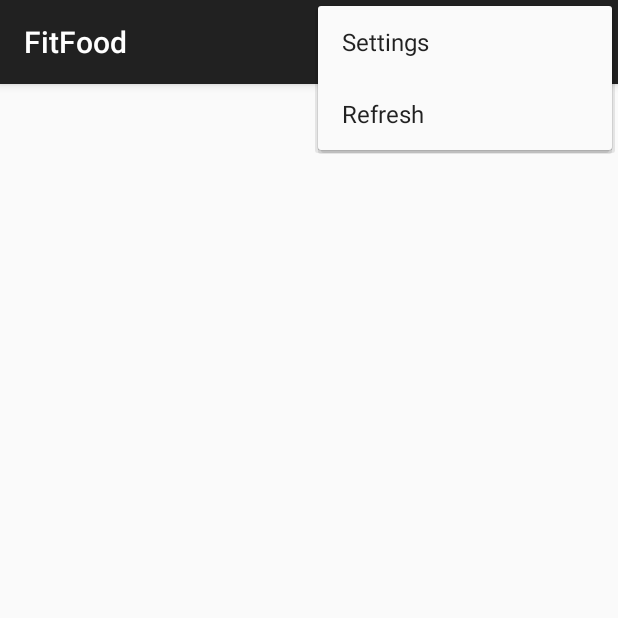
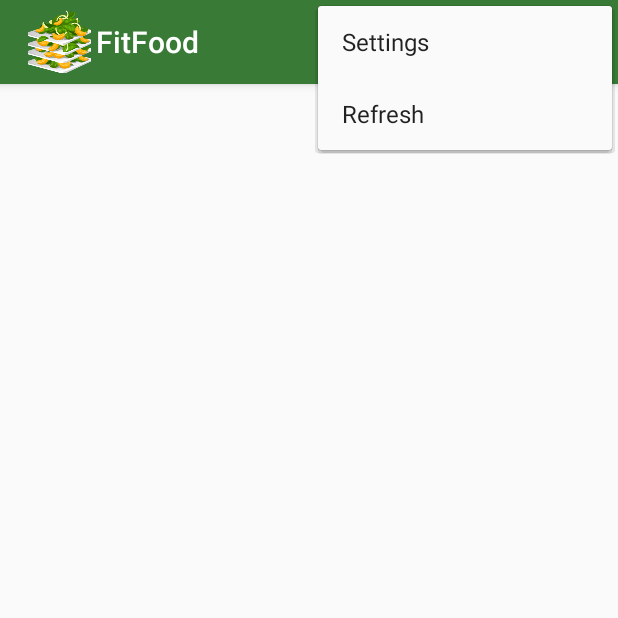
Before and after one commit to mariskamartin/FitFood, an Android app: the screen it shows after launch (MainActivity), with the options menu open, on a phone screen of 412 x 824 dp, the top half of it. Run offline under Robolectric (Android 15) with nearby library versions, the phone set to English and light mode, and no system bars.

Commit message:
fix rating

```diff
--- a/FitFood/app/src/main/AndroidManifest.xml
+++ b/FitFood/app/src/main/AndroidManifest.xml
@@ -9,10 +9,10 @@
         android:theme="@style/AppTheme" >
         <activity
             android:name=".MainActivity"
+            android:theme="@style/FitFoodTheme"
             android:label="@string/app_name" >
             <intent-filter>
                 <action android:name="android.intent.action.MAIN" />
-
                 <category android:name="android.intent.category.LAUNCHER" />
             </intent-filter>
         </activity>
--- a/FitFood/app/src/main/res/values/colors.xml
+++ b/FitFood/app/src/main/res/values/colors.xml
@@ -5,8 +5,8 @@
     <color name="grey">#cccccc</color>
     <color name="grey_700">#646464</color>
     <color name="black">#000000</color>
-    <color name="fitfood_light_green">#ff64c2f4</color>
-    <color name="fitfood_green">#ff1ca8f4</color>
-    <color name="fitfood_dark_green">#0288D1</color>
+    <color name="fitfood_light_green">#ff80ba02</color>
+    <color name="fitfood_green">#ff387A36</color>
+    <color name="fitfood_dark_green">#235021</color>
 
 </resources>
--- a/FitFood/app/src/main/res/values/styles.xml
+++ b/FitFood/app/src/main/res/values/styles.xml
@@ -1,12 +1,32 @@
 <resources>
 
     <!-- Base application theme. -->
-    <style name="AppTheme" parent="Theme.AppCompat.Light.DarkActionBar">
-        <!-- Customize your theme here. -->
+    <style name="AppTheme" parent="@style/Theme.AppCompat.Light.DarkActionBar">
+        <item name="colorPrimary">@color/fitfood_green</item>
+        <item name="colorPrimaryDark">@color/fitfood_dark_green</item>
     </style>
 
-    <style name="FitFoodListStyle">
-
+    <!-- Main activity theme. -->
+    <style name="FitFoodTheme" parent="AppTheme">
+        <item name="actionBarStyle">@style/ActionBar.Solid.FitFood.WithTitle</item>
     </style>
 
+    <!-- main activity action bar styles -->
+    <style name="ActionBar.Solid.FitFood.NoTitle" parent="@style/Widget.AppCompat.Light.ActionBar.Solid.Inverse">
+        <item name="displayOptions">useLogo|showHome</item>
+        <item name="logo">@mipmap/ic_launcher</item>
+    </style>
+    <style name="ActionBar.Solid.FitFood.WithTitle" parent="@style/Widget.AppCompat.Light.ActionBar.Solid.Inverse">
+        <item name="displayOptions">useLogo|showHome|showTitle</item>
+        <item name="logo">@mipmap/ic_launcher</item>
+    </style>
+
+    <!-- Style for forecast listview -->
+    <style name="FitFoodListStyle">
+        <!-- Here it's a stub.  In screens of sufficient width, this style includes modifications
+        for two-pane layout -->
+    </style>
+
+    <style name="SettingsTheme"></style>
+
 </resources>
```
